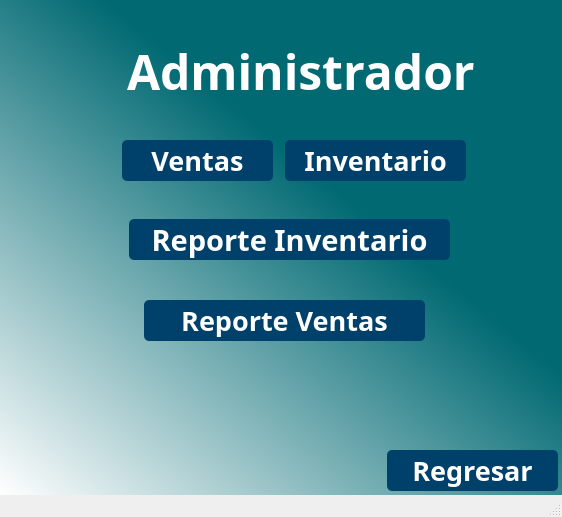
Above: UI/frmAdministrador.ui from solics/ciclo-III-project before the change. Below: the same form after it.
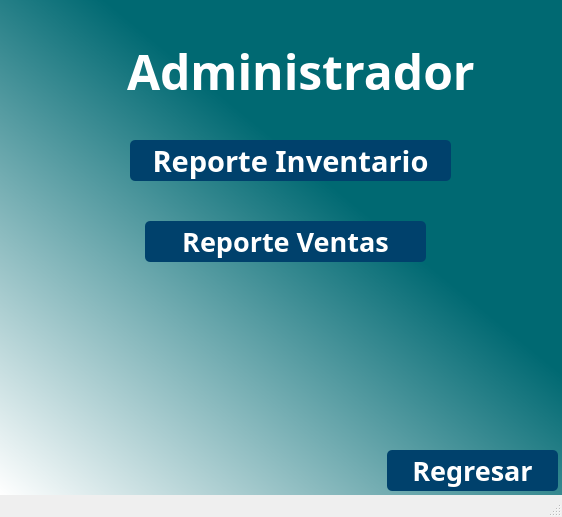
That is the form after the change. Icons and pictures are not drawn.

Patch:
```diff
--- a/UI/frmAdministrador.ui
+++ b/UI/frmAdministrador.ui
@@ -33,8 +33,8 @@
    <widget class="QPushButton" name="btnReporteVentas">
     <property name="geometry">
      <rect>
-      <x>144</x>
-      <y>300</y>
+      <x>145</x>
+      <y>221</y>
       <width>281</width>
       <height>41</height>
      </rect>
@@ -69,8 +69,8 @@
    <widget class="QPushButton" name="btnReporteInventario">
     <property name="geometry">
      <rect>
-      <x>129</x>
-      <y>219</y>
+      <x>130</x>
+      <y>140</y>
       <width>321</width>
       <height>41</height>
      </rect>
@@ -188,80 +188,6 @@
      </size>
     </property>
    </widget>
-   <widget class="QPushButton" name="btnVentas">
-    <property name="geometry">
-     <rect>
-      <x>122</x>
-      <y>140</y>
-      <width>151</width>
-      <height>41</height>
-     </rect>
-    </property>
-    <property name="font">
-     <font>
-      <family>Century Gothic</family>
-      <pointsize>20</pointsize>
-      <weight>75</weight>
-      <italic>false</italic>
-      <bold>true</bold>
-     </font>
-    </property>
-    <property name="styleSheet">
-     <string notr="true">border-radius:5px;
-color:white;
-background-color: rgb(0, 65, 108);</string>
-    </property>
-    <property name="text">
-     <string>Ventas</string>
-    </property>
-    <property name="icon">
-     <iconset>
-      <normaloff>../Img/money.png</normaloff>../Img/money.png</iconset>
-    </property>
-    <property name="iconSize">
-     <size>
-      <width>24</width>
-      <height>24</height>
-     </size>
-    </property>
-   </widget>
-   <widget class="QPushButton" name="btnInventario">
-    <property name="geometry">
-     <rect>
-      <x>285</x>
-      <y>140</y>
-      <width>181</width>
-      <height>41</height>
-     </rect>
-    </property>
-    <property name="font">
-     <font>
-      <family>Century Gothic</family>
-      <pointsize>20</pointsize>
-      <weight>75</weight>
-      <italic>false</italic>
-      <bold>true</bold>
-     </font>
-    </property>
-    <property name="styleSheet">
-     <string notr="true">border-radius:5px;
-color:white;
-background-color: rgb(0, 65, 108);</string>
-    </property>
-    <property name="text">
-     <string>Inventario</string>
-    </property>
-    <property name="icon">
-     <iconset>
-      <normaloff>../Img/product.png</normaloff>../Img/product.png</iconset>
-    </property>
-    <property name="iconSize">
-     <size>
-      <width>25</width>
-      <height>25</height>
-     </size>
-    </property>
-   </widget>
   </widget>
   <widget class="QMenuBar" name="menubar">
    <property name="geometry">
```
